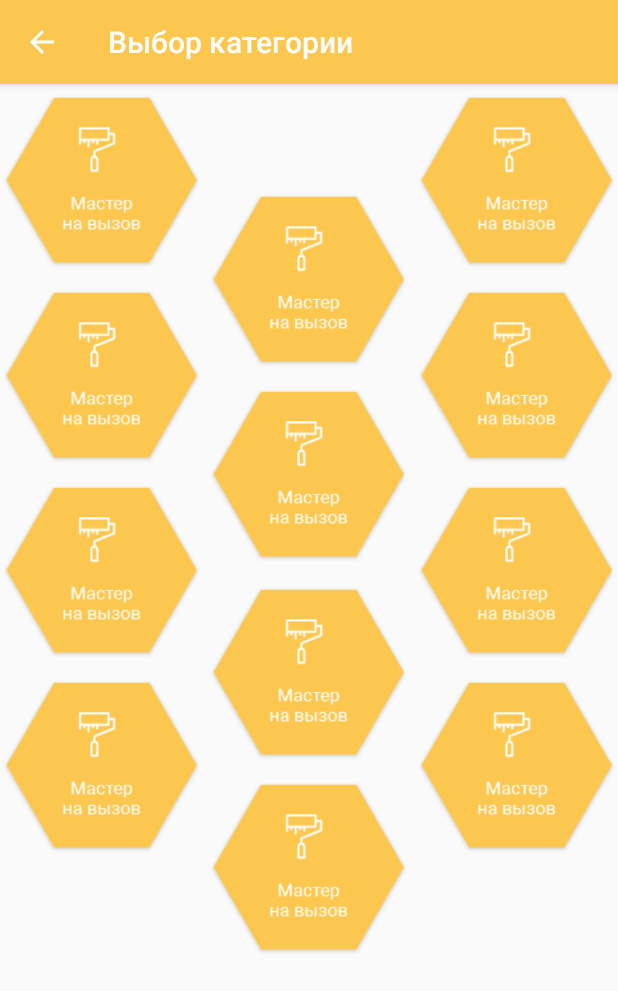
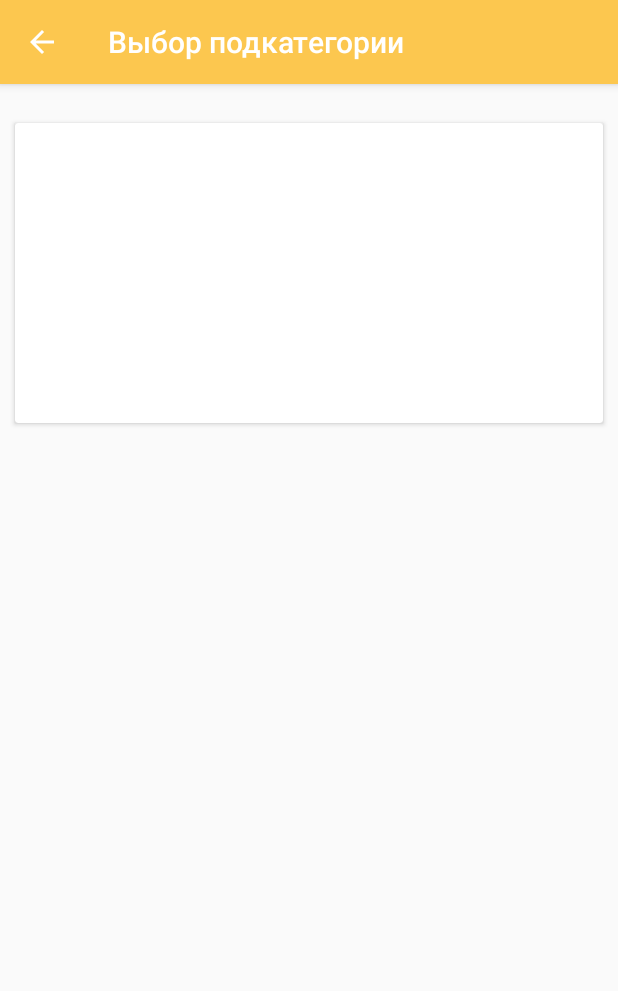
Before and after one commit to Elbar/Pchelka, an Android app: the ChooseCategoryActivity screen opened directly, with no data from a screen before it, after a tap on an icon or button, on a phone screen of 412 x 824 dp. Shown: the top 991 px of the screen. Run offline under Robolectric (Android 15) with nearby library versions, the phone set to English and light mode, and no system bars; our stand-ins replace ButterKnife.

Commit message:
+Added new ids|Refactored ChooseSubCategory to ChooseSubCategoryActivity

```diff
--- a/app/src/main/AndroidManifest.xml
+++ b/app/src/main/AndroidManifest.xml
@@ -53,6 +53,11 @@
             android:name="com.kg.vista.beeservice.activity.ChooseCategoryActivity"
             android:screenOrientation="portrait"
             android:theme="@style/BeeTheme"/>
+        <activity
+            android:name="com.kg.vista.beeservice.activity.ChooseSubCategoryActivity"
+            android:screenOrientation="portrait"
+            android:theme="@style/BeeTheme"/>
+
 
         <activity
             android:name="com.kg.vista.beeservice.activity.DescriptionActivity"
--- a/app/src/main/java/com/kg/vista/beeservice/activity/ChooseCategoryActivity.java
+++ b/app/src/main/java/com/kg/vista/beeservice/activity/ChooseCategoryActivity.java
@@ -18,35 +18,17 @@ import butterknife.ButterKnife;
  * Created by Vista on 10.02.2017.
  */
 
-
-
-
 public class ChooseCategoryActivity extends AppCompatActivity {
-
-    @BindView(R.id.choose_category_master)
-    ImageView mChooseCategoryMaster;
-
-    @BindView(R.id.choose_category_delivery)
-    ImageView mChooseCategoryDeliver;
-    @BindView(R.id.choose_category_beauty)
-    ImageView mChooseCategoryBeauty;
 
     @Override
     protected void onCreate(@Nullable Bundle savedInstanceState) {
         super.onCreate(savedInstanceState);
         setContentView(R.layout.activity_choose_category);
+
         initActionBar();
-        ButterKnife.bind(this);
 
-        mChooseCategoryMaster.setOnClickListener(new View.OnClickListener() {
-            @Override
-            public void onClick(View arg0) {
 
-                Intent intent = new Intent(getApplicationContext(), ChooseSubCategory.class);
-                startActivity(intent);
 
-            }
-        });
 
     }
 
@@ -70,4 +52,10 @@ public class ChooseCategoryActivity extends AppCompatActivity {
         }
     }
 
+    public void chooseSubCategory(View view) {
+        Intent intent = new Intent(this, ChooseSubCategoryActivity.class);
+        startActivity(intent);
+
+    }
+
 }
--- a/app/src/main/java/com/kg/vista/beeservice/activity/ChooseSubCategory.java
+++ b/app/src/main/java/com/kg/vista/beeservice/activity/ChooseSubCategoryActivity.java
@@ -11,7 +11,7 @@ import com.kg.vista.beeservice.R;
  * Created by Vista on 18.02.2017.
  */
 
-public class ChooseSubCategory extends AbstractActivity {
+public class ChooseSubCategoryActivity extends AbstractActivity {
 
     @Override
     protected void onCreate(@Nullable Bundle savedInstanceState) {
@@ -39,7 +39,7 @@ public class ChooseSubCategory extends AbstractActivity {
         ActionBar ab = getSupportActionBar();
         if(ab != null) {
             ab.setDisplayHomeAsUpEnabled(true);
-            ab.setTitle(getResources().getString(R.string.choose_category_toolbar_title));
+            ab.setTitle(getResources().getString(R.string.choose_subcategory_toolbar_title));
         }
     }
 }
--- a/app/src/main/java/com/kg/vista/beeservice/activity/DrawerActivity.java
+++ b/app/src/main/java/com/kg/vista/beeservice/activity/DrawerActivity.java
@@ -58,8 +58,6 @@ public class DrawerActivity extends AbstractActivity  {
         tabLayout.setupWithViewPager(viewPager);
 
 
-
-
     }
 
     private void setupViewPager(ViewPager viewPager) {
@@ -72,7 +70,7 @@ public class DrawerActivity extends AbstractActivity  {
 
     public void chooseCategory(View view) {
 
-        Intent intent = new Intent(this, ChooseCategoryActivity.class);
+        Intent intent = new Intent(getApplicationContext(), ChooseCategoryActivity.class);
         startActivity(intent);
 
 
--- a/app/src/main/res/layout/activity_choose_category.xml
+++ b/app/src/main/res/layout/activity_choose_category.xml
@@ -18,8 +18,8 @@
         android:layout_alignParentLeft="true"
         android:layout_alignParentStart="true"
         android:layout_height="130dp"
-        android:onClick=""
-        android:layout_width="135dp" />
+        android:layout_width="135dp"
+        android:onClick="chooseSubCategory"/>
 
     <ImageView
         app:srcCompat="@drawable/master_1"
--- a/app/src/main/res/layout/activity_choose_subcategory.xml
+++ b/app/src/main/res/layout/activity_choose_subcategory.xml
@@ -1,6 +1,16 @@
 <?xml version="1.0" encoding="utf-8"?>
-<LinearLayout xmlns:android="http://schemas.android.com/apk/res/android"
+<RelativeLayout xmlns:android="http://schemas.android.com/apk/res/android"
+    xmlns:app="http://schemas.android.com/apk/res-auto"
     android:orientation="vertical" android:layout_width="match_parent"
     android:layout_height="match_parent">
 
-</LinearLayout>
+
+    <android.support.v7.widget.CardView
+        android:id="@id/card_view_choose_subcategory"
+        android:layout_width="match_parent"
+        android:layout_height="200dp"
+        android:layout_marginTop="26dp"
+        android:layout_marginLeft="10dp"
+        android:layout_marginRight="10dp"
+        android:layout_alignParentTop="true" />
+</RelativeLayout>
--- a/app/src/main/res/values/ids.xml
+++ b/app/src/main/res/values/ids.xml
@@ -19,7 +19,10 @@
     <item name="user_search_request_desc" type="id"/>
     <item name="user_search_request_approx_cash" type="id"/>
     <item name="user_search_request_phone_number" type="id"/>
-    <item name="user_search_" type="id"/>
+    <item name="user_search_client_price" type="id"/>
+    <item name="user_search_total_price" type="id" />
+
+
 
 
     <!--NewRequestFragment ids-->
@@ -70,7 +73,9 @@
 
 
 
-    <!--ChooseCategory Activity-->
+    <!--ChooseCategoryActivity ids-->
+
+    <item name="card_view_choose_subcategory" type="id" />
 
 
     <item name="choose_category_master" type="id" />
```
Also changed, not shown: app/src/main/java/com/kg/vista/beeservice/activity/LoginActivity.java (+5 -5 lines), app/src/main/java/com/kg/vista/beeservice/activity/SearchExecutorActivity.java (+14 -0 lines), app/src/main/res/layout/activity_login.xml (+9 -8 lines), app/src/main/res/layout/activity_search.xml (+40 -25 lines), app/src/main/res/layout/card_layout.xml (+1 -41 lines), app/src/main/res/values/strings.xml (+13 -0 lines).
